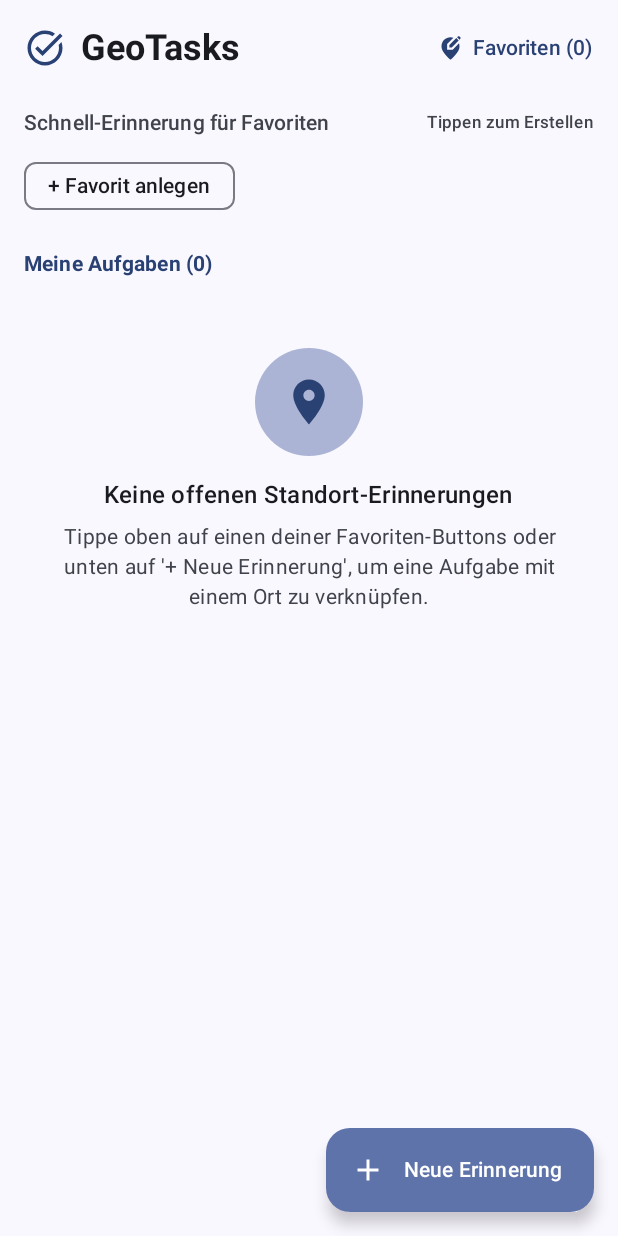
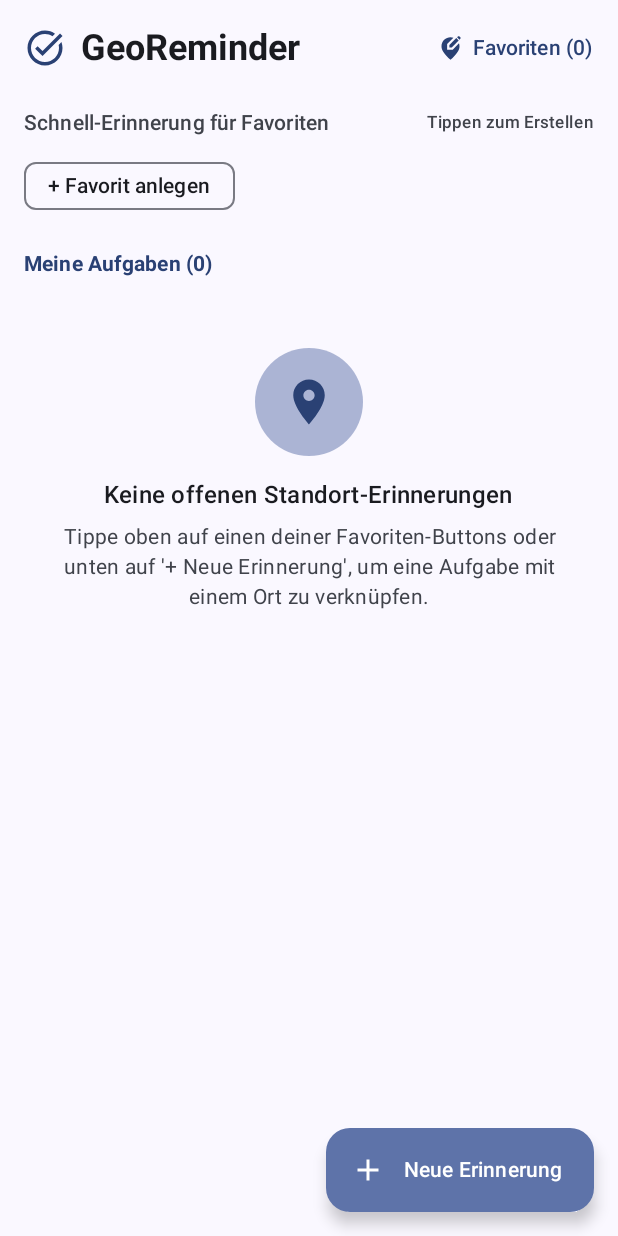
Before and after one commit to EnnoGrensemann/reminder, an Android app built with Jetpack Compose: the screen it shows after launch (MainActivity), on a phone screen of 412 x 824 dp. Run offline under Robolectric (Android 15) with nearby library versions, the phone set to English and light mode, and no system bars; our stand-ins replace Room's generated code; libraries missing offline, so code that uses them is left out: org.osmdroid.config; 4 statements that could not run were skipped.

Commit message:
chore: rename app to GeoReminder

```diff
--- a/app/src/main/AndroidManifest.xml
+++ b/app/src/main/AndroidManifest.xml
@@ -25,14 +25,14 @@
         android:roundIcon="@drawable/ic_launcher_foreground"
         android:label="@string/app_name"
         android:supportsRtl="true"
-        android:theme="@style/Theme.GeoTasksReminder"
+        android:theme="@style/Theme.GeoReminder"
         tools:targetApi="34">
 
         <activity
             android:name=".MainActivity"
             android:exported="true"
             android:windowSoftInputMode="adjustResize"
-            android:theme="@style/Theme.GeoTasksReminder">
+            android:theme="@style/Theme.GeoReminder">
             <intent-filter>
                 <action android:name="android.intent.action.MAIN" />
                 <category android:name="android.intent.category.LAUNCHER" />
--- a/app/src/main/java/com/ennogrensemann/reminder/MainActivity.kt
+++ b/app/src/main/java/com/ennogrensemann/reminder/MainActivity.kt
@@ -35,7 +35,7 @@ import com.ennogrensemann.reminder.ui.ReminderViewModel
 import com.ennogrensemann.reminder.ui.components.AddEditReminderSheet
 import com.ennogrensemann.reminder.ui.screens.FavoritesScreen
 import com.ennogrensemann.reminder.ui.screens.HomeScreen
-import com.ennogrensemann.reminder.ui.theme.GeoTasksTheme
+import com.ennogrensemann.reminder.ui.theme.GeoReminderTheme
 
 class MainActivity : ComponentActivity() {
 
@@ -43,15 +43,15 @@ class MainActivity : ComponentActivity() {
         super.onCreate(savedInstanceState)
         enableEdgeToEdge()
         setContent {
-            GeoTasksTheme {
-                GeoTasksApp()
+            GeoReminderTheme {
+                GeoReminderApp()
             }
         }
     }
 }
 
 @Composable
-fun GeoTasksApp(viewModel: ReminderViewModel = viewModel()) {
+fun GeoReminderApp(viewModel: ReminderViewModel = viewModel()) {
     val context = LocalContext.current
     val lifecycleOwner = LocalLifecycleOwner.current
 
@@ -164,7 +164,7 @@ fun GeoTasksApp(viewModel: ReminderViewModel = viewModel()) {
             title = { Text("Hintergrund-Standort ('Immer zulassen')") },
             text = {
                 Text(
-                    "Damit GeoTasks auch dann ein Popup-Banner anzeigt, wenn dein Handy in der Tasche ist oder die App geschlossen wurde, wähle im nächsten Schritt bitte 'Immer zulassen' für den Standort."
+                    "Damit GeoReminder auch dann ein Popup-Banner anzeigt, wenn dein Handy in der Tasche ist oder die App geschlossen wurde, wähle im nächsten Schritt bitte 'Immer zulassen' für den Standort."
                 )
             },
             confirmButton = {
--- a/app/src/main/java/com/ennogrensemann/reminder/data/AppDatabase.kt
+++ b/app/src/main/java/com/ennogrensemann/reminder/data/AppDatabase.kt
@@ -23,7 +23,7 @@ abstract class AppDatabase : RoomDatabase() {
                 val instance = Room.databaseBuilder(
                     context.applicationContext,
                     AppDatabase::class.java,
-                    "geotasks_reminder.db"
+                    "georeminder.db"
                 )
                     .fallbackToDestructiveMigration()
                     .build()
--- a/app/src/main/java/com/ennogrensemann/reminder/ui/screens/HomeScreen.kt
+++ b/app/src/main/java/com/ennogrensemann/reminder/ui/screens/HomeScreen.kt
@@ -98,7 +98,7 @@ fun HomeScreen(
                         )
                         Spacer(modifier = Modifier.width(10.dp))
                         Text(
-                            text = "GeoTasks",
+                            text = "GeoReminder",
                             style = MaterialTheme.typography.headlineSmall,
                             fontWeight = FontWeight.Bold
                         )
@@ -160,7 +160,7 @@ fun HomeScreen(
                             }
                             Spacer(modifier = Modifier.height(6.dp))
                             Text(
-                                text = "Damit dich GeoTasks automatisch per Popup benachrichtigt, sobald du in die Nähe eines Standorts kommst, erlaube bitte den Standortzugriff ('Immer zulassen') und Benachrichtigungen.",
+                                text = "Damit dich GeoReminder automatisch per Popup benachrichtigt, sobald du in die Nähe eines Standorts kommst, erlaube bitte den Standortzugriff ('Immer zulassen') und Benachrichtigungen.",
                                 style = MaterialTheme.typography.bodySmall,
                                 color = MaterialTheme.colorScheme.onErrorContainer
                             )
--- a/app/src/main/java/com/ennogrensemann/reminder/ui/theme/Theme.kt
+++ b/app/src/main/java/com/ennogrensemann/reminder/ui/theme/Theme.kt
@@ -41,7 +41,7 @@ private val DarkColorScheme = darkColorScheme(
 )
 
 @Composable
-fun GeoTasksTheme(
+fun GeoReminderTheme(
     darkTheme: Boolean = isSystemInDarkTheme(),
     dynamicColor: Boolean = true,
     content: @Composable () -> Unit
--- a/app/src/main/java/com/ennogrensemann/reminder/util/NominatimGeocoder.kt
+++ b/app/src/main/java/com/ennogrensemann/reminder/util/NominatimGeocoder.kt
@@ -17,7 +17,7 @@ data class GeocodingResult(
 
 object NominatimGeocoder {
 
-    private const val USER_AGENT = "GeoTasksReminderApp/1.0 (https://github.com/EnnoGrensemann/reminder)"
+    private const val USER_AGENT = "GeoReminderApp/1.0 (https://github.com/EnnoGrensemann/reminder)"
 
     suspend fun searchAddress(query: String): List<GeocodingResult> = withContext(Dispatchers.IO) {
         if (query.isBlank()) return@withContext emptyList()
--- a/app/src/main/res/values/strings.xml
+++ b/app/src/main/res/values/strings.xml
@@ -1,3 +1,3 @@
 <resources>
-    <string name="app_name">GeoTasks</string>
+    <string name="app_name">GeoReminder</string>
 </resources>
--- a/app/src/main/res/values/themes.xml
+++ b/app/src/main/res/values/themes.xml
@@ -1,4 +1,4 @@
 <?xml version="1.0" encoding="utf-8"?>
 <resources>
-    <style name="Theme.GeoTasksReminder" parent="android:Theme.Material.Light.NoActionBar" />
+    <style name="Theme.GeoReminder" parent="android:Theme.Material.Light.NoActionBar" />
 </resources>
--- a/settings.gradle.kts
+++ b/settings.gradle.kts
@@ -19,5 +19,5 @@ dependencyResolutionManagement {
     }
 }
 
-rootProject.name = "GeoTasksReminder"
+rootProject.name = "GeoReminder"
 include(":app")
```
Also changed, not shown: 2 other files.
